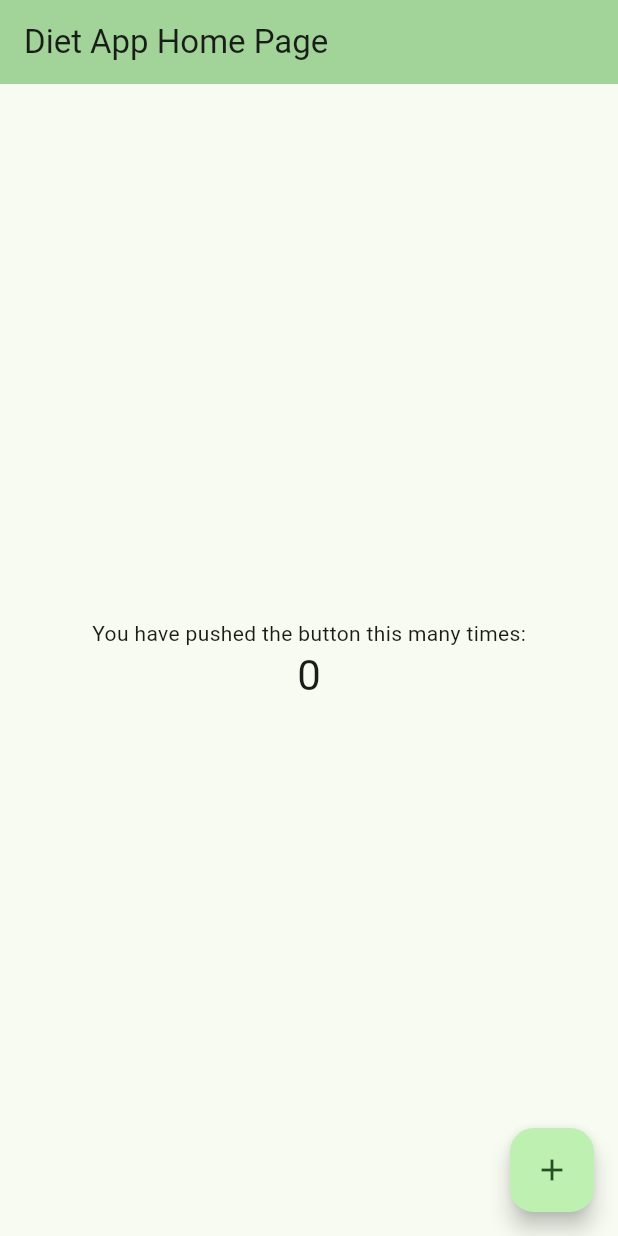
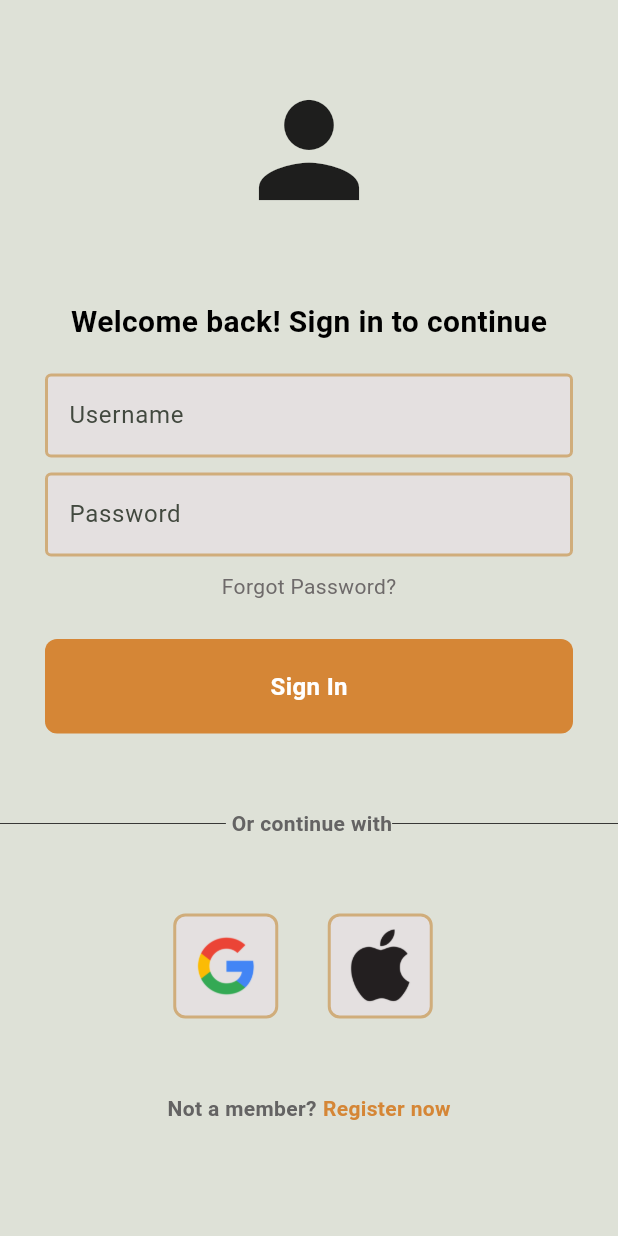
Before and after one commit to zczyzowska/DietApp, a Flutter app: the screen it shows after launch, on a phone screen of 412 x 824 dp. Run offline on Flutter 3.47's test engine with Material 3 defaults, Android fonts, the phone set to English and light mode, and no system bars; our stand-ins replace firebase_auth, firebase_core; accounts and stored records are empty.

Commit message:
Added a login page and authentication functionality using Firebase.

```diff
--- /dev/null
+++ b/lib/components/my_button.dart
@@ -0,0 +1,33 @@
+import 'package:flutter/material.dart';
+
+class MyButton extends StatelessWidget {
+  final Function()? onTap;
+  final String text;
+
+  const MyButton({super.key, required this.onTap, required this.text});
+
+  @override
+  Widget build(BuildContext context) {
+    return GestureDetector(
+      onTap: onTap,
+      child: Container(
+        padding: const EdgeInsets.all(20),
+        margin: const EdgeInsets.symmetric(horizontal: 30),
+        decoration: BoxDecoration(
+          color: const Color.fromARGB(255, 213, 134, 54),
+          borderRadius: BorderRadius.circular(8),
+        ),
+        child: Center(
+          child: Text(
+            text,
+            style: const TextStyle(
+              color: Colors.white,
+              fontWeight: FontWeight.bold,
+              fontSize: 16,
+            ),
+          ),
+        ),
+      ),
+    );
+  }
+}
--- /dev/null
+++ b/lib/components/my_textfield.dart
@@ -0,0 +1,42 @@
+import 'package:flutter/material.dart';
+
+class MyTextfield extends StatelessWidget {
+  final controller;
+  final String hintText;
+  final bool obscureText;
+
+  const MyTextfield({
+    super.key,
+    required this.controller,
+    required this.hintText,
+    required this.obscureText,
+  });
+
+  @override
+  Widget build(BuildContext context) {
+    return Padding(
+      padding: const EdgeInsets.symmetric(horizontal: 30),
+      child: TextField(
+        obscureText: obscureText,
+        controller: controller,
+        decoration: InputDecoration(
+          enabledBorder: const OutlineInputBorder(
+            borderSide: BorderSide(
+              color: Color.fromARGB(255, 208, 173, 123),
+              width: 2,
+            ),
+          ),
+          focusedBorder: const OutlineInputBorder(
+            borderSide: BorderSide(
+              color: Color.fromARGB(255, 231, 223, 211),
+              width: 2,
+            ),
+          ),
+          fillColor: const Color.fromARGB(255, 228, 224, 224),
+          filled: true,
+          hintText: hintText,
+        ),
+      ),
+    );
+  }
+}
--- /dev/null
+++ b/lib/components/square_tile.dart
@@ -0,0 +1,23 @@
+import 'package:flutter/material.dart';
+
+class SquareTile extends StatelessWidget {
+  final String imagePath;
+  const SquareTile({super.key, required this.imagePath});
+
+  @override
+  Widget build(BuildContext context) {
+    return Container(
+      padding: const EdgeInsets.all(8),
+      margin: const EdgeInsets.only(right: 8),
+      decoration: BoxDecoration(
+        color: const Color.fromARGB(255, 228, 224, 224),
+        border: Border.all(
+          color: const Color.fromARGB(255, 208, 173, 123),
+          width: 2,
+        ),
+        borderRadius: BorderRadius.circular(8),
+      ),
+      child: Image.asset(imagePath, height: 50, width: 50),
+    );
+  }
+}
--- a/lib/main.dart
+++ b/lib/main.dart
@@ -1,6 +1,11 @@
+import 'package:diet_app/pages/auth_page.dart';
 import 'package:flutter/material.dart';
+import 'package:firebase_core/firebase_core.dart';
+import 'firebase_options.dart';
 
-void main() {
+void main() async {
+  WidgetsFlutterBinding.ensureInitialized();
+  await Firebase.initializeApp(options: DefaultFirebaseOptions.currentPlatform);
   runApp(const MyApp());
 }
 
@@ -13,112 +18,11 @@ class MyApp extends StatelessWidget {
     return MaterialApp(
       title: 'Diet App',
       theme: ThemeData(
-        // This is the theme of your application.
-        //
-        // TRY THIS: Try running your application with "flutter run". You'll see
-        // the application has a purple toolbar. Then, without quitting the app,
-        // try changing the seedColor in the colorScheme below to Colors.green
-        // and then invoke "hot reload" (save your changes or press the "hot
-        // reload" button in a Flutter-supported IDE, or press "r" if you used
-        // the command line to start the app).
-        //
-        // Notice that the counter didn't reset back to zero; the application
-        // state is not lost during the reload. To reset the state, use hot
-        // restart instead.
-        //
-        // This works for code too, not just values: Most code changes can be
-        // tested with just a hot reload.
         colorScheme: ColorScheme.fromSeed(
           seedColor: const Color.fromARGB(255, 34, 113, 36),
         ),
       ),
-      home: const MyHomePage(title: 'Diet App Home Page'),
+      home: AuthPage(),
     );
   }
 }
-
-class MyHomePage extends StatefulWidget {
-  const MyHomePage({super.key, required this.title});
-
-  // This widget is the home page of your application. It is stateful, meaning
-  // that it has a State object (defined below) that contains fields that affect
-  // how it looks.
-
-  // This class is the configuration for the state. It holds the values (in this
-  // case the title) provided by the parent (in this case the App widget) and
-  // used by the build method of the State. Fields in a Widget subclass are
-  // always marked "final".
-
-  final String title;
-
-  @override
-  State<MyHomePage> createState() => _MyHomePageState();
-}
-
-class _MyHomePageState extends State<MyHomePage> {
-  int _counter = 0;
-
-  void _incrementCounter() {
-    setState(() {
-      // This call to setState tells the Flutter framework that something has
-      // changed in this State, which causes it to rerun the build method below
-      // so that the display can reflect the updated values. If we changed
-      // _counter without calling setState(), then the build method would not be
-      // called again, and so nothing would appear to happen.
-      _counter++;
-    });
-  }
-
-  @override
-  Widget build(BuildContext context) {
-    // This method is rerun every time setState is called, for instance as done
-    // by the _incrementCounter method above.
-    //
-    // The Flutter framework has been optimized to make rerunning build methods
-    // fast, so that you can just rebuild anything that needs updating rather
-    // than having to individually change instances of widgets.
-    return Scaffold(
-      appBar: AppBar(
-        // TRY THIS: Try changing the color here to a specific color (to
-        // Colors.amber, perhaps?) and trigger a hot reload to see the AppBar
-        // change color while the other colors stay the same.
-        backgroundColor: Theme.of(context).colorScheme.inversePrimary,
-        // Here we take the value from the MyHomePage object that was created by
-        // the App.build method, and use it to set our appbar title.
-        title: Text(widget.title),
-      ),
-      body: Center(
-        // Center is a layout widget. It takes a single child and positions it
-        // in the middle of the parent.
-        child: Column(
-          // Column is also a layout widget. It takes a list of children and
-          // arranges them vertically. By default, it sizes itself to fit its
-          // children horizontally, and tries to be as tall as its parent.
-          //
-          // Column has various properties to control how it sizes itself and
-          // how it positions its children. Here we use mainAxisAlignment to
-          // center the children vertically; the main axis here is the vertical
-          // axis because Columns are vertical (the cross axis would be
-          // horizontal).
-          //
-          // TRY THIS: Invoke "debug painting" (choose the "Toggle Debug Paint"
-          // action in the IDE, or press "p" in the console), to see the
-          // wireframe for each widget.
-          mainAxisAlignment: MainAxisAlignment.center,
-          children: <Widget>[
-            const Text('You have pushed the button this many times:'),
-            Text(
-              '$_counter',
-              style: Theme.of(context).textTheme.headlineMedium,
-            ),
-          ],
-        ),
-      ),
-      floatingActionButton: FloatingActionButton(
-        onPressed: _incrementCounter,
-        tooltip: 'Increment',
-        child: const Icon(Icons.add),
-      ), // This trailing comma makes auto-formatting nicer for build methods.
-    );
-  }
-}
--- /dev/null
+++ b/lib/pages/auth_page.dart
@@ -0,0 +1,25 @@
+import 'package:diet_app/pages/login_page.dart';
+import 'package:flutter/material.dart';
+import 'package:firebase_auth/firebase_auth.dart';
+import 'home_page.dart';
+
+class AuthPage extends StatelessWidget {
+  const AuthPage({super.key});
+
+  @override
+  Widget build(BuildContext context) {
+    return Scaffold(
+      backgroundColor: const Color.fromARGB(255, 228, 224, 224),
+      body: StreamBuilder<User?>(
+        stream: FirebaseAuth.instance.authStateChanges(),
+        builder: (context, snapshot) {
+          if (snapshot.hasData) {
+            return HomePage();
+          } else {
+            return LoginPage();
+          }
+        },
+      ),
+    );
+  }
+}
--- /dev/null
+++ b/lib/pages/home_page.dart
@@ -0,0 +1,28 @@
+import 'package:firebase_auth/firebase_auth.dart';
+import 'package:flutter/material.dart';
+
+class HomePage extends StatelessWidget {
+  const HomePage({super.key});
+
+  void signUserOut() {
+    FirebaseAuth.instance.signOut();
+  }
+
+  @override
+  Widget build(BuildContext context) {
+    return Scaffold(
+      backgroundColor: const Color.fromARGB(255, 228, 224, 224),
+      appBar: AppBar(
+        actions: [
+          IconButton(onPressed: signUserOut, icon: const Icon(Icons.logout)),
+        ],
+      ),
+      body: Center(
+        child: Text(
+          'Welcome to the Diet App!',
+          style: TextStyle(fontSize: 24, color: Colors.black),
+        ),
+      ),
+    );
+  }
+}
--- /dev/null
+++ b/lib/pages/login_page.dart
@@ -0,0 +1,151 @@
+import 'package:diet_app/components/my_button.dart';
+import 'package:diet_app/components/my_textfield.dart';
+import 'package:diet_app/components/square_tile.dart';
+import 'package:firebase_auth/firebase_auth.dart';
+import 'package:flutter/material.dart';
+
+class LoginPage extends StatefulWidget {
+  const LoginPage({super.key});
+
+  @override
+  State<LoginPage> createState() => _LoginPageState();
+}
+
+class _LoginPageState extends State<LoginPage> {
+  //text editing controllers
+  final emailController = TextEditingController();
+  final passwordController = TextEditingController();
+
+  void signUserIn() async {
+    showDialog(
+      context: context,
+      builder: (context) {
+        return const Center(child: CircularProgressIndicator());
+      },
+    );
+    try {
+      //sign user in
+      await FirebaseAuth.instance.signInWithEmailAndPassword(
+        email: emailController.text,
+        password: passwordController.text,
+      );
+      Navigator.pop(context); // close the loading circle
+    } on FirebaseAuthException {
+      Navigator.pop(context);
+      showDialog(
+        context: context,
+        builder: (context) {
+          return AlertDialog(
+            title: const Text('Email or Password is incorrect'),
+          );
+        },
+      );
+    }
+  }
+
+  @override
+  Widget build(BuildContext context) {
+    return Scaffold(
+      backgroundColor: const Color.fromARGB(255, 222, 225, 215),
+      body: SafeArea(
+        child: Center(
+          child: Column(
+            children: [
+              const SizedBox(height: 50),
+              //logo
+              const Icon(Icons.person, size: 100),
+              const SizedBox(height: 50),
+              // welcome back
+              Text(
+                'Welcome back! Sign in to continue',
+                style: TextStyle(
+                  fontSize: 20,
+                  color: Colors.black,
+                  fontWeight: FontWeight.bold,
+                ),
+              ),
+              const SizedBox(height: 20),
+              //username textfield
+              MyTextfield(
+                controller: emailController,
+                hintText: 'Username',
+                obscureText: false,
+              ),
+              const SizedBox(height: 10),
+              //password textfield
+              MyTextfield(
+                controller: passwordController,
+                hintText: 'Password',
+                obscureText: true,
+              ),
+              const SizedBox(height: 10),
+              //forgot password?
+              Text(
+                'Forgot Password?',
+                style: TextStyle(
+                  fontSize: 14,
+                  color: const Color.fromARGB(255, 110, 106, 106),
+                ),
+              ),
+              SizedBox(height: 25),
+              //sign in button
+              MyButton(onTap: signUserIn, text: 'Sign In'),
+              const SizedBox(height: 50),
+              // or continue with
+              Row(
+                children: [
+                  Expanded(child: Divider(thickness: 0.5, color: Colors.black)),
+                  const Text(
+                    ' Or continue with',
+                    style: TextStyle(
+                      color: Color.fromARGB(255, 100, 99, 99),
+                      fontWeight: FontWeight.bold,
+                    ),
+                  ),
+                  Expanded(child: Divider(thickness: 0.5, color: Colors.black)),
+                ],
+              ),
+              SizedBox(height: 50),
+              //google button + apple sign in button
+              Row(
+                mainAxisAlignment: MainAxisAlignment.center,
+                children: const [
+                  SquareTile(imagePath: 'lib/images/google.png'),
+                  SizedBox(width: 25),
+                  SquareTile(imagePath: 'lib/images/apple.png'),
+                ],
+              ),
+              const SizedBox(height: 50),
+              //not a member? register now
+              Row(
+                mainAxisAlignment: MainAxisAlignment.center,
+                children: [
+                  const Text(
+                    'Not a member?',
+                    style: TextStyle(
+                      color: Color.fromARGB(255, 100, 99, 99),
+                      fontWeight: FontWeight.bold,
+                    ),
+                  ),
+                  const SizedBox(width: 4),
+                  GestureDetector(
+                    onTap: () {
+                      //navigate to register page
+                    },
+                    child: const Text(
+                      'Register now',
+                      style: TextStyle(
+                        color: Color.fromARGB(255, 213, 134, 54),
+                        fontWeight: FontWeight.bold,
+                      ),
+                    ),
+                  ),
+                ],
+              ),
+            ],
+          ),
+        ),
+      ),
+    );
+  }
+}
--- a/pubspec.yaml
+++ b/pubspec.yaml
@@ -34,6 +34,8 @@ dependencies:
   # The following adds the Cupertino Icons font to your application.
   # Use with the CupertinoIcons class for iOS style icons.
   cupertino_icons: ^1.0.8
+  firebase_core: ^3.13.0
+  firebase_auth: ^5.5.2
 
 dev_dependencies:
   flutter_test:
@@ -58,8 +60,8 @@ flutter:
   uses-material-design: true
 
   # To add assets to your application, add an assets section, like this:
-  # assets:
-  #   - images/a_dot_burr.jpeg
+  assets:
+     - lib/images/
   #   - images/a_dot_ham.jpeg
 
   # An image asset can refer to one or more resolution-specific "variants", see
```
Also changed, not shown: firebase.json (added), lib/firebase_options.dart (added), lib/images/apple.png (added), lib/images/google.png (added), pubspec.lock, 16 other files.
